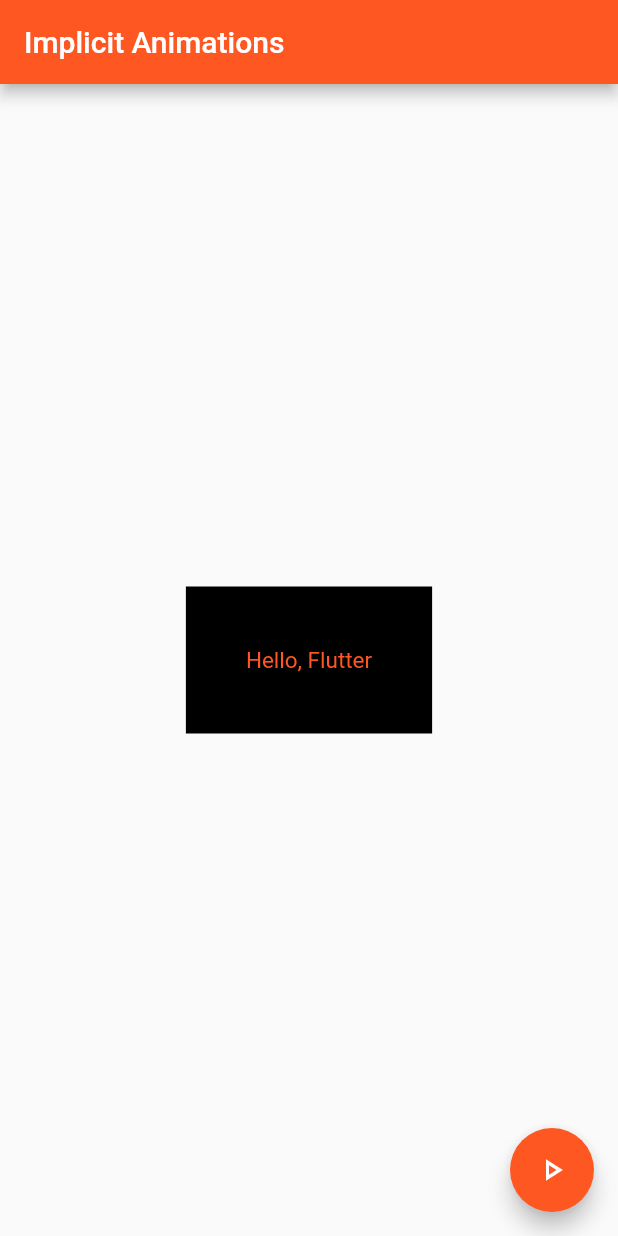
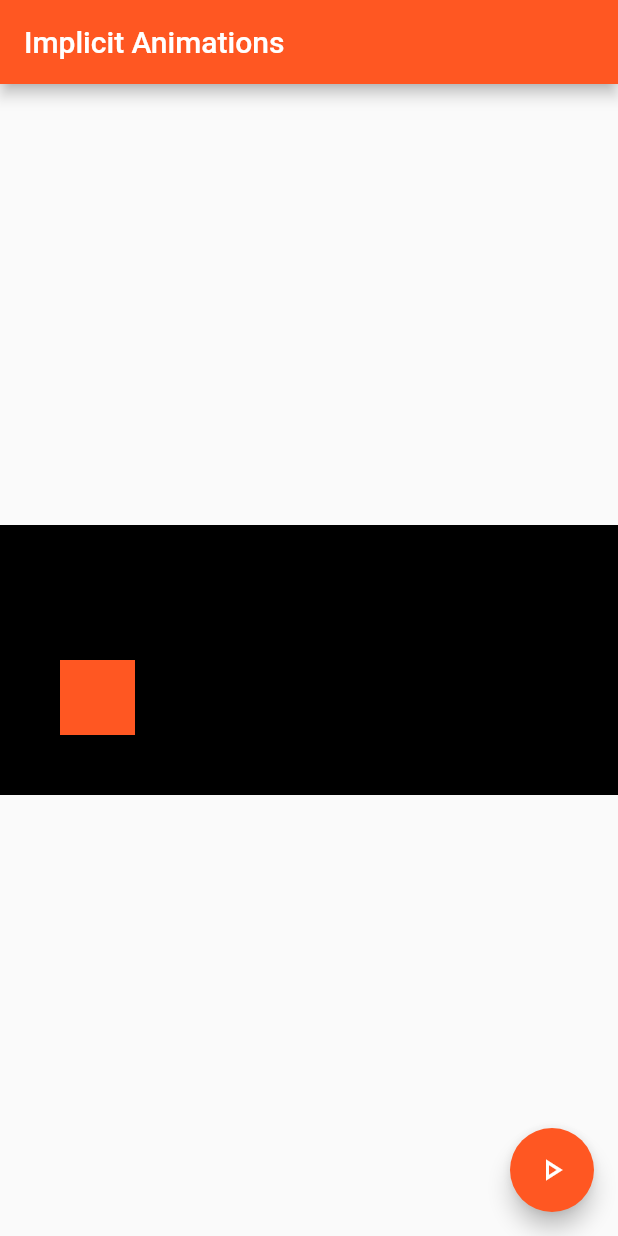
Before and after one commit to 1SanSey/flutter_implicit_animations, a Flutter app: the screen it shows after launch, on a phone screen of 412 x 824 dp. Run offline on Flutter 3.47's test engine with Material 2 defaults, Android fonts, the phone set to English and light mode, and no system bars.

Commit message:
AnimatedAlign Example

```diff
--- a/lib/main.dart
+++ b/lib/main.dart
@@ -48,7 +48,8 @@ class _ExampleWidgetState extends State<ExampleWidget> {
               children: <Widget>[
                 //ContainerExample(toggle: toggle),
                 //AnimatedContainerExample(toggle: toggle),
-                AnimatedDefaultTextStyleExample(toggle: toggle),
+                //AnimatedDefaultTextStyleExample(toggle: toggle),
+                AnimatedAlignExample(toggle: toggle),
               ],
             ),
           ),
@@ -127,3 +128,24 @@ class AnimatedDefaultTextStyleExample extends StatelessWidget {
     );
   }
 }
+
+class AnimatedAlignExample extends StatelessWidget {
+  const AnimatedAlignExample({super.key, required this.toggle});
+  final bool toggle;
+
+  @override
+  Widget build(BuildContext context) {
+    return SizedBox(
+      height: 100,
+      child: AnimatedAlign(
+        alignment: toggle ? Alignment.bottomLeft : Alignment.topRight,
+        duration: duration,
+        child: Container(
+          color: Colors.deepOrange,
+          width: 50,
+          height: 50,
+        ),
+      ),
+    );
+  }
+}
```
